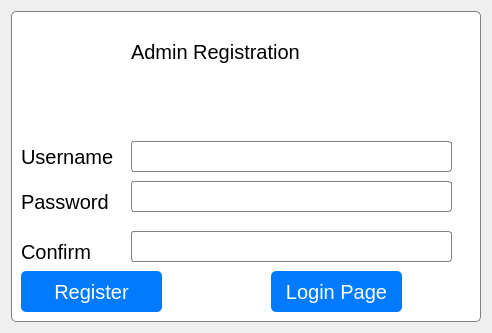
Before: the Qt Designer form regi.ui in poshan12635/project, drawn with Qt 5.
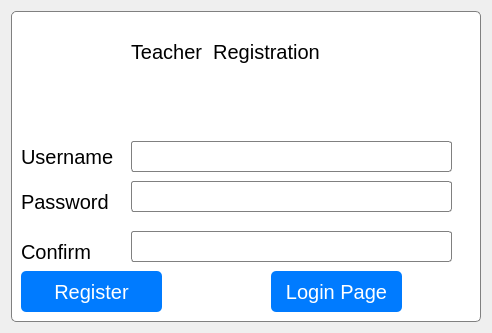
After: the same form once the commit is applied. Icons and pictures are not drawn.

```diff
--- a/regi.ui
+++ b/regi.ui
@@ -68,7 +68,7 @@
        <rect>
         <x>120</x>
         <y>20</y>
-        <width>181</width>
+        <width>201</width>
         <height>41</height>
        </rect>
       </property>
@@ -77,7 +77,7 @@
 font-size:20px}</string>
       </property>
       <property name="text">
-       <string>Admin Registration</string>
+       <string>Teacher  Registration</string>
       </property>
      </widget>
      <widget class="QLabel" name="label_2">
```
